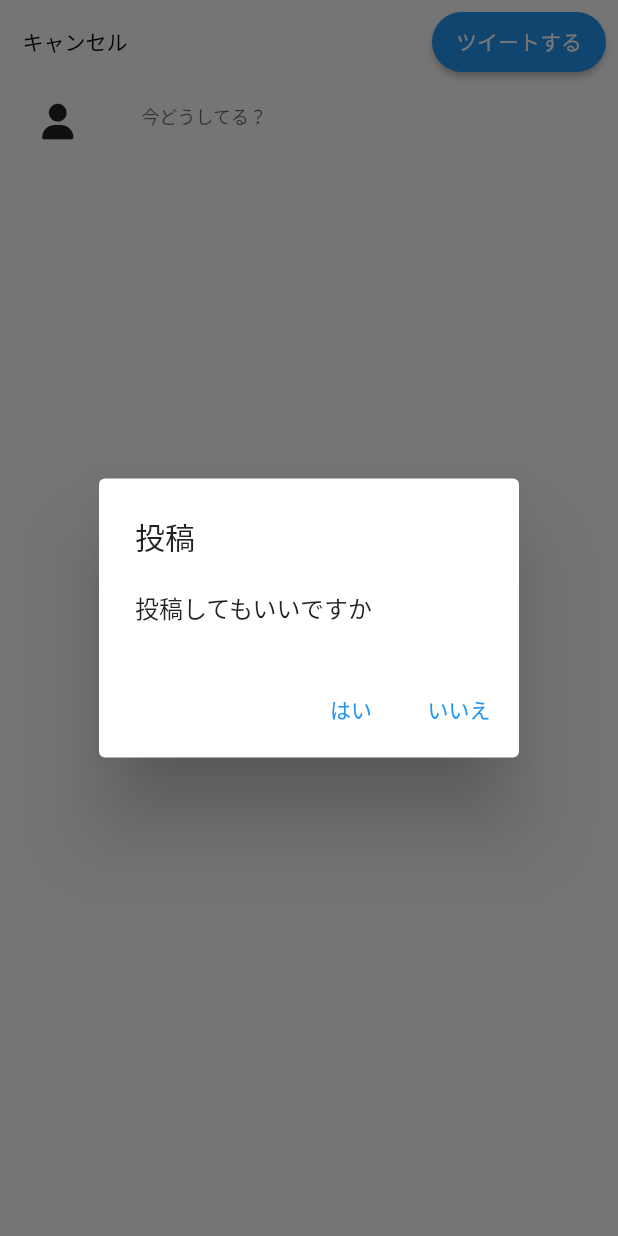
After one commit to Yukihiro1123/twitter_clone, a Flutter app: the TweetFormScreen screen opened by its route, after a tap on "ツイートする", on a phone screen of 412 x 824 dp. The commit adds this screen. Run offline on Flutter 3.47's test engine with Material 2 defaults, Android fonts, the phone set to English and light mode, and no system bars; our stand-ins replace cloud_firestore, firebase_auth, firebase_core, fluttertoast, font_awesome_flutter, go_router; accounts and stored records are empty.

Commit message:
投稿処理

```diff
--- a/lib/main.dart
+++ b/lib/main.dart
@@ -4,6 +4,7 @@ import 'package:go_router/go_router.dart';
 import 'package:provider/provider.dart';
 import 'package:twitter_clone/di/providers.dart';
 import 'package:twitter_clone/firebase_options.dart';
+import 'package:twitter_clone/view/post/tweet_form_screen.dart';
 import 'package:twitter_clone/view_models/login_view_model.dart';
 
 import 'screens/home_screen.dart';
@@ -50,6 +51,12 @@ class MyApp extends StatelessWidget {
           return const LoginScreen();
         },
       ),
+      GoRoute(
+        path: '/new',
+        builder: (BuildContext context, GoRouterState state) {
+          return const TweetFormScreen();
+        },
+      ),
     ],
   );
 }
--- a/lib/models/db/database_manager.dart
+++ b/lib/models/db/database_manager.dart
@@ -1,5 +1,6 @@
 import "package:cloud_firestore/cloud_firestore.dart";
 import 'package:firebase_auth/firebase_auth.dart' as auth;
+import 'package:twitter_clone/data_models/post.dart';
 import "../../data_models/user.dart";
 
 class DatabaseManager {
@@ -25,4 +26,8 @@ class DatabaseManager {
         await _db.collection('users').where("userId", isEqualTo: userId).get();
     return User.fromMap(query.docs[0].data());
   }
+
+  Future<void> insertPost(Post post) async {
+    await _db.collection("posts").doc(post.postId).set(post.toMap());
+  }
 }
--- /dev/null
+++ b/lib/models/repositories/post_repository.dart
@@ -0,0 +1,21 @@
+import 'package:twitter_clone/data_models/user.dart';
+import 'package:uuid/uuid.dart';
+
+import '../../data_models/post.dart';
+import '../db/database_manager.dart';
+
+class PostRepository {
+  final DatabaseManager dbManager;
+  PostRepository({required this.dbManager});
+
+  Future<void> post(User currentUser, String tweetText) async {
+    final storageId = const Uuid().v1();
+    final post = Post(
+      postId: storageId,
+      userId: currentUser.userId,
+      tweetText: tweetText,
+      postDateTime: DateTime.now(),
+    );
+    await dbManager.insertPost(post);
+  }
+}
--- a/lib/models/repositories/user_repository.dart
+++ b/lib/models/repositories/user_repository.dart
@@ -7,6 +7,8 @@ import 'package:fluttertoast/fluttertoast.dart';
 class UserRepository {
   final DatabaseManager dbManager;
   UserRepository({required this.dbManager});
+  //サインイン処理をして、サインインされたユーザーを db に登録して、
+  //登録されたらユーザーを static 変数に入れる
   static User? currentUser;
   // To create a new Firebase Auth instance, call the instance getter on FirebaseAuth:
   final auth.FirebaseAuth _auth = auth.FirebaseAuth.instance;
--- /dev/null
+++ b/lib/view/common/confirm_dialog.dart
@@ -0,0 +1,52 @@
+import "package:flutter/material.dart";
+import 'package:go_router/go_router.dart';
+
+//Flutter でダイアログを表示するにはshowDialog メソッドを使う
+//package:flutter/material.dartをインポートすることで使用可能
+showConfirmDialog({
+  required BuildContext context,
+  required String title,
+  required String content,
+  required ValueChanged onConfirmed,
+}) {
+  showDialog(
+      context: context,
+      barrierDismissible: false,
+      builder: (_) => ConfirmDialog(
+            title: title,
+            content: content,
+            onConfirmed: onConfirmed,
+          ));
+}
+
+class ConfirmDialog extends StatelessWidget {
+  final String title;
+  final String content;
+  final ValueChanged<bool> onConfirmed;
+  const ConfirmDialog(
+      {super.key,
+      required this.title,
+      required this.content,
+      required this.onConfirmed});
+
+  @override
+  Widget build(BuildContext context) {
+    return AlertDialog(
+        title: Text(title),
+        content: Text(content),
+        actions: <Widget>[
+          TextButton(
+              child: const Text('はい'),
+              onPressed: () {
+                context.pop();
+                onConfirmed(true);
+              }),
+          TextButton(
+              child: const Text('いいえ'),
+              onPressed: () {
+                context.pop();
+                onConfirmed(false);
+              }),
+        ]);
+  }
+}
--- /dev/null
+++ b/lib/view/post/component/post_input_text_field.dart
@@ -0,0 +1,56 @@
+import 'package:flutter/material.dart';
+import 'package:provider/provider.dart';
+
+import '../../../view_models/post_view_model.dart';
+
+class PostInputTextField extends StatefulWidget {
+  const PostInputTextField({super.key});
+
+  @override
+  State<PostInputTextField> createState() => _PostInputTextFieldState();
+}
+
+class _PostInputTextFieldState extends State<PostInputTextField> {
+  final _formKey = GlobalKey<FormState>();
+  //String tweetText = "";
+  final _tweetTextController = TextEditingController();
+  @override
+  void initState() {
+    _tweetTextController.addListener(_onTweetTextUpdated);
+    super.initState();
+  }
+
+  @override
+  void dispose() {
+    _tweetTextController.dispose();
+    super.dispose();
+  }
+
+  @override
+  Widget build(BuildContext context) {
+    return Form(
+      key: _formKey,
+      child: TextFormField(
+        keyboardType: TextInputType.multiline,
+        maxLines: 5,
+        controller: _tweetTextController,
+        decoration: const InputDecoration(
+          floatingLabelBehavior: FloatingLabelBehavior.always,
+          labelText: "今どうしてる？",
+          border: InputBorder.none,
+        ),
+        validator: (value) {
+          if (value == null || value.isEmpty) {
+            return 'テキストを入力してください';
+          }
+          return null;
+        },
+      ),
+    );
+  }
+
+  _onTweetTextUpdated() {
+    final viewModel = context.read<PostViewModel>();
+    viewModel.tweetText = _tweetTextController.text;
+  }
+}
--- /dev/null
+++ b/lib/view/post/tweet_form_screen.dart
@@ -0,0 +1,96 @@
+import "package:flutter/material.dart";
+import 'package:font_awesome_flutter/font_awesome_flutter.dart';
+import 'package:go_router/go_router.dart';
+import 'package:provider/provider.dart';
+import 'package:twitter_clone/view/common/confirm_dialog.dart';
+
+import 'package:twitter_clone/view/post/component/post_input_text_field.dart';
+
+import '../../view_models/post_view_model.dart';
+
+class TweetFormScreen extends StatelessWidget {
+  const TweetFormScreen({super.key});
+
+  @override
+  Widget build(BuildContext context) {
+    return Consumer<PostViewModel>(builder: (context, model, child) {
+      return Scaffold(
+        appBar: AppBar(
+          leadingWidth: 100,
+          leading: model.isProcessing
+              ? Container()
+              : TextButton(
+                  onPressed: () => context.pop(),
+                  child: const Text('キャンセル',
+                      style: TextStyle(color: Colors.black)),
+                ),
+          iconTheme: const IconThemeData(color: Colors.blue),
+          backgroundColor: Colors.white,
+          elevation: 0,
+          actions: <Widget>[
+            Padding(
+              padding: const EdgeInsets.all(8.0),
+              child: ElevatedButton(
+                onPressed: () => showConfirmDialog(
+                  context: context,
+                  title: "投稿",
+                  content: "投稿してもいいですか",
+                  onConfirmed: (isConfirmed) {
+                    if (isConfirmed) {
+                      _post(context);
+                    }
+                  },
+                ),
+                style: ElevatedButton.styleFrom(
+                  backgroundColor: Colors.blue,
+                  shape: RoundedRectangleBorder(
+                    borderRadius: BorderRadius.circular(40.0),
+                  ),
+                ),
+                child: const Text('ツイートする'),
+              ),
+            )
+          ],
+        ),
+        body: model.isProcessing
+            ? const Center(
+                child: CircularProgressIndicator(),
+              )
+            : Container(
+                color: Colors.white,
+                height: double.infinity,
+                child: Padding(
+                  padding: const EdgeInsets.symmetric(
+                      horizontal: 20.0, vertical: 5.0),
+                  child: Row(
+                    mainAxisAlignment: MainAxisAlignment.start,
+                    crossAxisAlignment: CrossAxisAlignment.start,
+                    children: const <Widget>[
+                      //アイコン
+                      Expanded(
+                        flex: 1,
+                        child: Padding(
+                          padding: EdgeInsets.all(8.0),
+                          child: FaIcon(FontAwesomeIcons.solidUser),
+                        ),
+                      ),
+                      //
+                      Expanded(
+                        flex: 4,
+                        child: PostInputTextField(),
+                      ),
+                    ],
+                  ),
+                ),
+              ),
+      );
+    });
+  }
+
+//TODO ツイート投稿処理
+  void _post(BuildContext context) async {
+    final postViewModel = context.read<PostViewModel>();
+    await postViewModel.post();
+    context.pop();
+  }
+}
--- a/lib/view/profile/profile_page.dart
+++ b/lib/view/profile/profile_page.dart
@@ -20,10 +20,10 @@ class ProfilePage extends StatelessWidget {
           ),
         ],
       ),
-      floatingActionButton: const FloatingActionButton(
-        onPressed: null,
+      floatingActionButton: FloatingActionButton(
+        onPressed: () => context.push('/new'),
         backgroundColor: Colors.blue,
-        child: Icon(Icons.add),
+        child: const Icon(Icons.add),
       ),
     );
   }
--- /dev/null
+++ b/lib/view_models/post_view_model.dart
@@ -0,0 +1,23 @@
+import 'package:flutter/material.dart';
+
+import '../models/repositories/post_repository.dart';
+import '../models/repositories/user_repository.dart';
+
+class PostViewModel extends ChangeNotifier {
+  final UserRepository userRepository;
+  final PostRepository postRepository;
+  PostViewModel({required this.userRepository, required this.postRepository});
+  bool isProcessing = false;
+  String tweetText = "";
+
+  Future<void> post() async {
+    isProcessing = true;
+    notifyListeners();
+    await postRepository.post(
+      UserRepository.currentUser!,
+      tweetText,
+    );
+    isProcessing = false;
+    notifyListeners();
+  }
+}
```
Also changed, not shown: lib/data_models/post.dart (added, +76 -0 lines), lib/di/providers.dart (+11 -0 lines), lib/view/likes/likes_page.dart (+5 -4 lines), lib/view/timeline/time_line_page.dart (+4 -3 lines), 1 other file.
